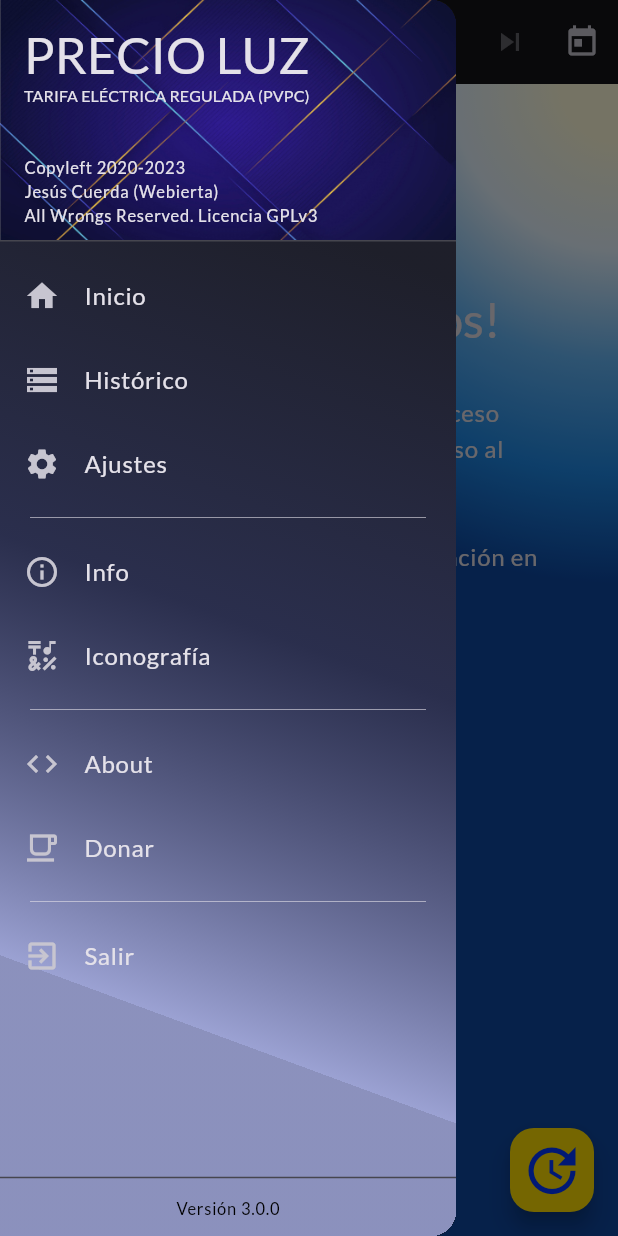
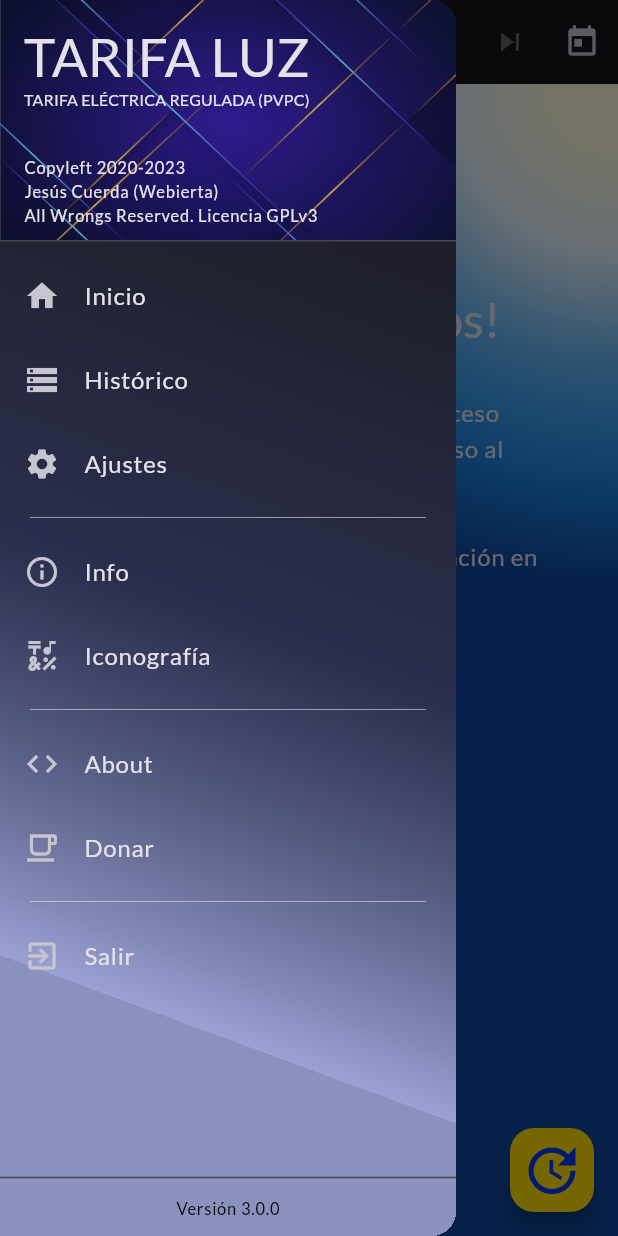
Before and after one commit to Webierta/tarifa_luz, a Flutter app: the screen it shows after launch, with the side drawer open, on a phone screen of 412 x 824 dp. Run offline on Flutter 3.47's test engine with Material 2 defaults, Android fonts, the phone set to English and light mode, and no system bars; our stand-ins replace fl_chart, google_fonts, hive, hive_flutter, shared_preferences; accounts and stored records are empty.

Commit message:
update dependencies

```diff
--- a/lib/screens/main_screen.dart
+++ b/lib/screens/main_screen.dart
@@ -230,8 +230,9 @@ class _MainScreenState extends State<MainScreen> {
             TextButton(
               child: const Text('Volver'),
               onPressed: () {
+                Navigator.of(context).pop();
                 resetMainScreen();
-                Navigator.of(context).pop();
+                //Navigator.of(context).pop();
                 /* Navigator.pushReplacement(
                   context,
                   MaterialPageRoute(
@@ -392,7 +393,7 @@ class _MainScreenState extends State<MainScreen> {
 
     return Scaffold(
       appBar: AppBar(
-        title: const Text('Tarifa PVPC'),
+        title: const Text('Tarifa Luz'),
         actions: [
           IconButton(
             onPressed: (listDatabaseSort.length > 1 && !isFirstFecha)
--- a/lib/widgets/app_drawer.dart
+++ b/lib/widgets/app_drawer.dart
@@ -60,7 +60,7 @@ class AppDrawer extends StatelessWidget {
                           child: FittedBox(
                             fit: BoxFit.fitWidth,
                             child: Text(
-                              'PRECIO LUZ',
+                              'TARIFA LUZ',
                               style: Theme.of(context)
                                   .textTheme
                                   .displaySmall!
--- a/lib/widgets/head_screen.dart
+++ b/lib/widgets/head_screen.dart
@@ -13,7 +13,7 @@ class HeadScreen extends StatelessWidget {
             width: MediaQuery.of(context).size.width / 2,
             child: FittedBox(
               child: Text(
-                'App PVPC',
+                'Tarifa Luz PVPC',
                 style: TextStyle(
                   color: Theme.of(context).colorScheme.onBackground,
                 ),
--- a/lib/widgets/tabs/range_tab.dart
+++ b/lib/widgets/tabs/range_tab.dart
@@ -255,6 +255,7 @@ class _RangeTabState extends State<RangeTab> {
                 const SizedBox(width: 20),
                 CircleAvatar(
                   radius: 30,
+                  backgroundColor: Theme.of(context).colorScheme.onPrimary,
                   child: IconButton(
                     onPressed: submitDuracion,
                     icon: const Icon(
```
Also changed, not shown: 2 other files.
